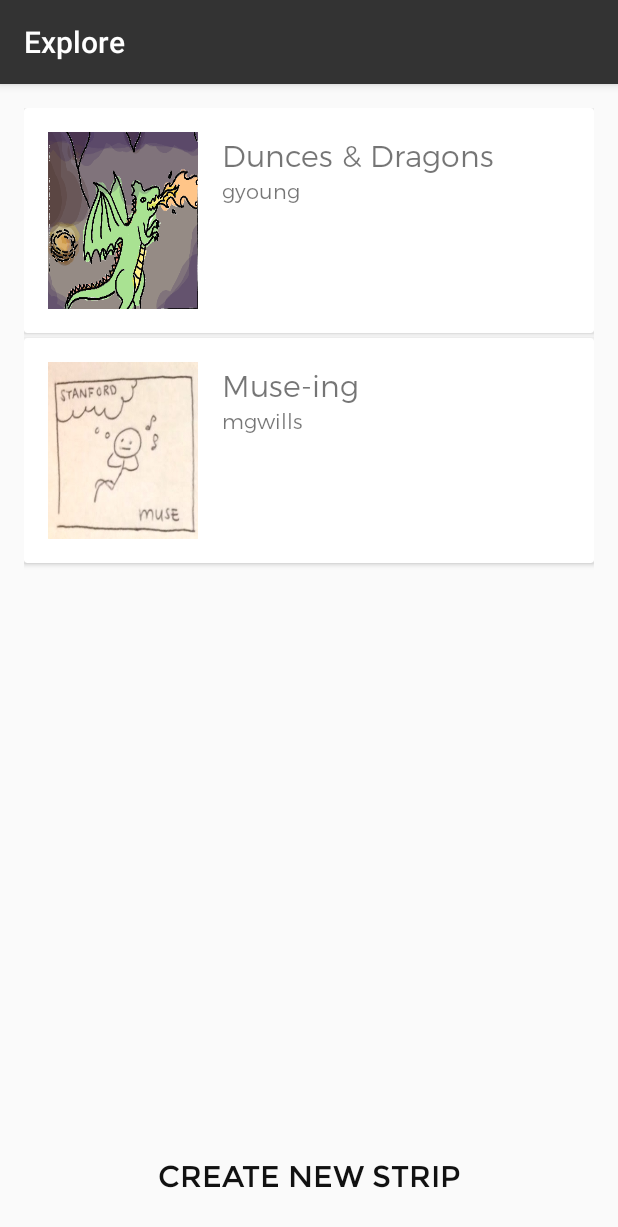
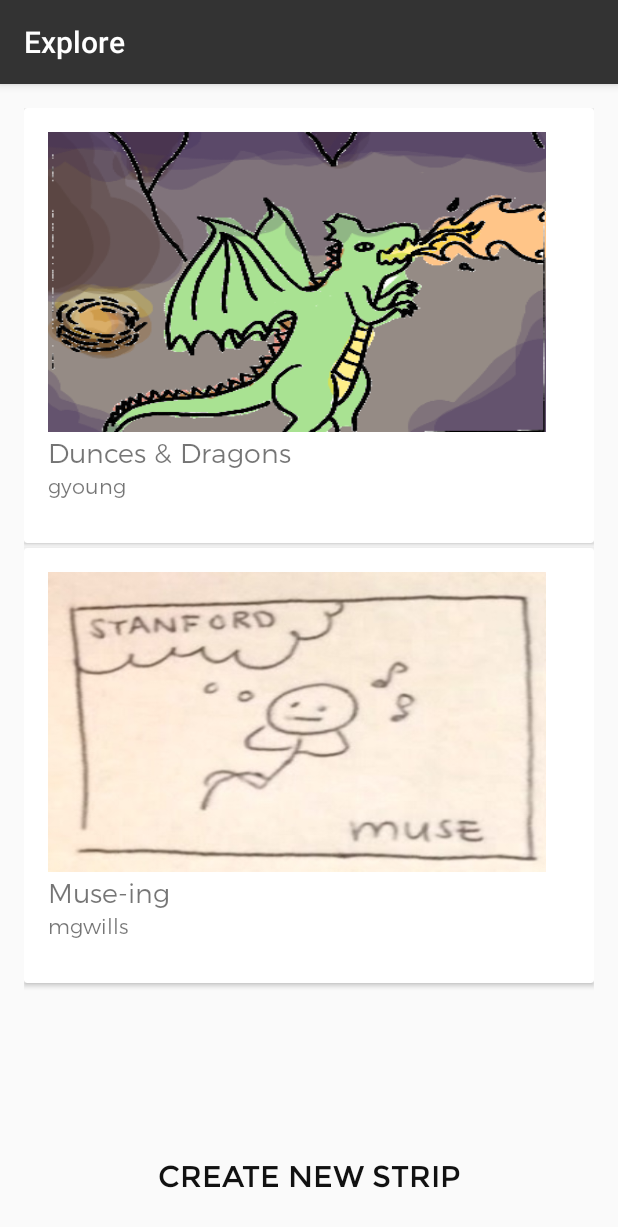
Before and after one commit to grace-young/muse-cs147, an Android app: the screen it shows after launch (MainActivity), on a phone screen of 412 x 824 dp. Shown: the top 1227 px of the screen. Run offline under Robolectric (Android 15) with nearby library versions, the phone set to English and light mode, and no system bars; pictures from the network do not load.

Commit message:
Fixed the fragment errors! Also updated the card views

```diff
--- a/app/src/main/AndroidManifest.xml
+++ b/app/src/main/AndroidManifest.xml
@@ -34,12 +34,12 @@
             android:value="@integer/google_play_services_version" />
 
         <activity android:name=".Register" />
-        <activity android:name=".Invite" />
+        <activity android:name=".InviteActivity" />
         <activity
             android:name=".Profile"
             android:label="@string/title_activity_profile"
             android:theme="@style/AppTheme.NoActionBar" />
-        <activity android:name=".PanelViewSlide" />
+        <activity android:name=".PanelViewSlideActivity" />
         <activity android:name=".Onboarding1Explore"></activity>
     </application>
 
--- a/app/src/main/java/example/com/gracie/muse/AllStripAdapter.java
+++ b/app/src/main/java/example/com/gracie/muse/AllStripAdapter.java
@@ -3,6 +3,7 @@ package example.com.gracie.muse;
 import android.net.Uri;
 import android.support.v7.widget.CardView;
 import android.support.v7.widget.RecyclerView;
+import android.util.Log;
 import android.view.LayoutInflater;
 import android.view.View;
 import android.view.ViewGroup;
@@ -53,6 +54,7 @@ public class AllStripAdapter extends RecyclerView.Adapter<AllStripAdapter.StripV
         // set the view's size, margins, paddings and layout parameters
 
         StripViewHolder svh = new StripViewHolder(v);
+//        v.setOnClickListener(viewThisStrip); // could be issue because not svh?????
         return svh;
     }
 
@@ -62,6 +64,7 @@ public class AllStripAdapter extends RecyclerView.Adapter<AllStripAdapter.StripV
         // - get element from your dataset at this position
         // - replace the contents of the view with that element
 
+        final int i_position = i;
 
         if(mDatasetStrip.get(i).getFirstPanel().getImageID() < 0){
             // FROM URI
@@ -71,8 +74,17 @@ public class AllStripAdapter extends RecyclerView.Adapter<AllStripAdapter.StripV
         }
 
         // ^ later on we'll have to check if it is actually on the SD card
-        holder.stripTitle.setText(mDatasetStrip.get(i).getStripTitle());
+        holder.stripTitle.setText(mDatasetStrip.get(i).getStripTitle());  // + " | "
         holder.creatorUsername.setText(mDatasetStrip.get(i).getOwnerUsername());
+
+        holder.cv.setOnClickListener(new View.OnClickListener(){
+
+            @Override
+            public void onClick(View view){
+                Log.d("datas", "WOAH THIS WAS CLICKED "+ Integer.toString(i_position));
+            }
+
+        });
     }
 
     // Return the size of your dataset (invoked by the layout manager)
--- a/app/src/main/java/example/com/gracie/muse/Invite.java
+++ b/app/src/main/java/example/com/gracie/muse/InviteActivity.java
@@ -5,7 +5,7 @@ import android.support.v7.app.AppCompatActivity;
 import android.os.Bundle;
 import android.widget.AutoCompleteTextView;
 
-public class Invite extends AppCompatActivity {
+public class InviteActivity extends AppCompatActivity {
 
     @Override
     protected void onCreate(Bundle savedInstanceState) {
--- a/app/src/main/java/example/com/gracie/muse/PanelView.java
+++ b/app/src/main/java/example/com/gracie/muse/PanelView.java
@@ -4,6 +4,7 @@ import android.content.Context;
 import android.net.Uri;
 import android.os.Bundle;
 import android.support.v4.app.Fragment;
+import android.util.Log;
 import android.view.LayoutInflater;
 import android.view.View;
 import android.view.ViewGroup;
@@ -107,6 +108,6 @@ public class PanelView extends Fragment {
      */
     public interface OnFragmentInteractionListener {
         // TODO: Update argument type and name
-        void onFragmentInteraction(Uri uri);
+        public void onFragmentInteraction(Uri uri);
     }
 }
--- a/app/src/main/res/layout/activity_invite.xml
+++ b/app/src/main/res/layout/activity_invite.xml
@@ -9,7 +9,7 @@
     android:paddingLeft="@dimen/activity_horizontal_margin"
     android:paddingRight="@dimen/activity_horizontal_margin"
     android:paddingTop="@dimen/activity_vertical_margin"
-    tools:context="example.com.gracie.muse.Invite">
+    tools:context="example.com.gracie.muse.InviteActivity">
 
     <LinearLayout
         android:layout_width="match_parent"
--- a/app/src/main/res/layout/activity_panel_view_slide.xml
+++ b/app/src/main/res/layout/activity_panel_view_slide.xml
@@ -8,7 +8,7 @@
     android:paddingLeft="@dimen/activity_horizontal_margin"
     android:paddingRight="@dimen/activity_horizontal_margin"
     android:paddingTop="@dimen/activity_vertical_margin"
-    tools:context="example.com.gracie.muse.PanelViewSlide">
+    tools:context="example.com.gracie.muse.PanelViewSlideActivity">
 
     <android.support.v4.view.ViewPager
         xmlns:android="http://schemas.android.com/apk/res/android"
--- a/app/src/main/res/layout/card_view.xml
+++ b/app/src/main/res/layout/card_view.xml
@@ -5,18 +5,19 @@
     android:layout_height="wrap_content"
     android:layout_marginBottom="3dp"
     android:id="@+id/cv"
+    android:clickable="true"
     >
 
     <LinearLayout
         android:layout_width="match_parent"
-        android:layout_height="150dp"
-        android:orientation="horizontal"
+        android:layout_height="290dp"
+        android:orientation="vertical"
         android:padding="16dp"
         >
 
         <ImageView
-            android:layout_width="100dp"
-            android:layout_height="match_parent"
+            android:layout_width="match_parent"
+            android:layout_height="200dp"
             android:id="@+id/strip_photo"
             android:layout_alignParentLeft="true"
             android:layout_alignParentTop="true"
@@ -33,7 +34,7 @@
                 android:id="@+id/strip_title"
                 android:layout_toRightOf="@+id/strip_photo"
                 android:layout_alignParentTop="true"
-                android:textSize="20sp">
+                android:textSize="18sp">
             </example.com.gracie.muse.CustomTextView>
 
             <example.com.gracie.muse.CustomTextView
```
Also changed, not shown: app/src/main/java/example/com/gracie/muse/MainActivity.java (+2 -11 lines), app/src/main/java/example/com/gracie/muse/PanelViewSlideActivity.java (renamed from app/src/main/java/example/com/gracie/muse/PanelViewSlide.java, +21 -2 lines).
